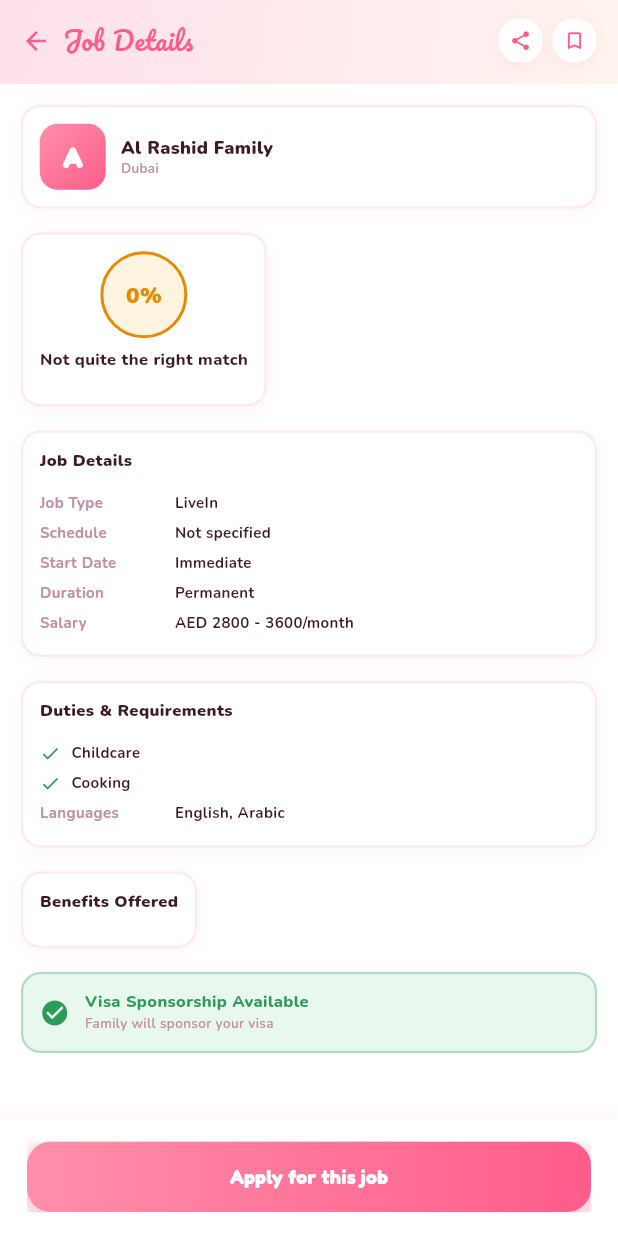
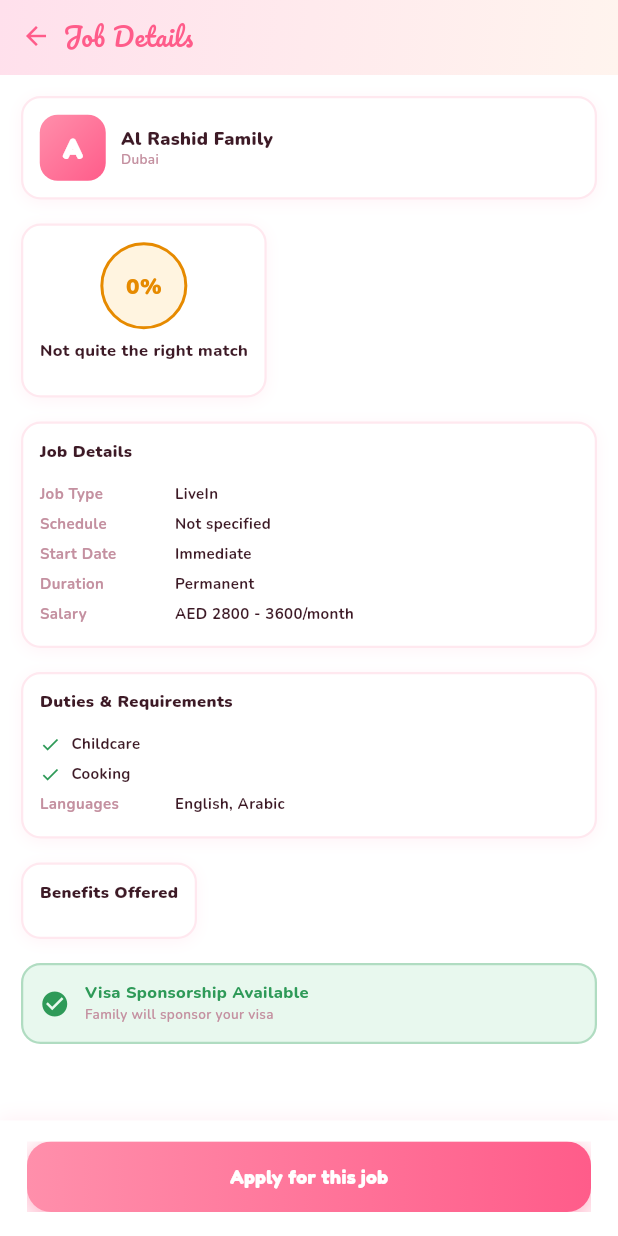
Before and after one commit to WaseemMirzaa/kafi, a Flutter app: the JobDetailScreen screen opened directly with sample values from the repository, on a phone screen of 412 x 824 dp. Run offline on Flutter 3.47's test engine with Material 3 defaults, Android fonts, the phone set to English and light mode, and no system bars; our stand-ins replace cloud_firestore, cloud_functions, connectivity_plus, file_picker, firebase_auth, firebase_core and 11 more; accounts and stored records are empty.

Commit message:
fix(nanny): denormalized application card, allow withdraw when viewed, drop job-detail mock actions (N6, Minor) (#86)
Audit Minor batch — nanny apply/applications (NAP-9,10,12,13). The rest of the
plan's N6 (NAP-11 match-section neutral state, NAP-14/15 application-detail,
NAP-16/17 edit-profile route/comment, DISC-4/5 smart_match relocation +
insufficient-data state) is deferred to a follow-up — each needs a bit more than
a mechanical edit.

- NAP-12: the My-Applications card fell back to fabricated 'Live-in'/'Dubai' when
  the job wasn't in the browse set. Now uses the denormalized app.jobTitle /
  app.familyName (real data) first.
- NAP-13: the in-card Withdraw only showed for pending applications, though the
  detail screen allows withdrawing a viewed one too. Now shows for viewed as well.
- NAP-9: the job-detail Share/Save actions were unimplemented stubs that surfaced
  literal "(mock)" text (hardcoded English) in production — removed until built.
- NAP-10: the job-detail hero title 'Job Details' was hardcoded — moved to
  AppStrings.jobDetailsTitle.


Claude-Session: https://claude.ai/code/session_01R6HmhD4i7vnEUZZUy5VfRt

Co-authored-by: Claude <noreply@anthropic.com>

```diff
--- a/kafi_app/lib/l10n/app_strings.dart
+++ b/kafi_app/lib/l10n/app_strings.dart
@@ -278,6 +278,7 @@ abstract class AppStrings {
 
   // Nanny Jobs
   static const nannyJobsTitle = 'nanny_jobs_title';
+  static const jobDetailsTitle = 'job_details_title';
   static const nannyJobsMatching = 'nanny_jobs_matching';
   static const dashboardGreeting = 'dashboard_greeting';
   static const nannyJobsSearch = 'nanny_jobs_search';
--- a/kafi_app/lib/l10n/locales/en_us.dart
+++ b/kafi_app/lib/l10n/locales/en_us.dart
@@ -409,6 +409,7 @@ const Map<String, String> enUs = {
 
   // Nanny Jobs
   AppStrings.nannyJobsTitle: 'Find your perfect job 🌸',
+  AppStrings.jobDetailsTitle: 'Job Details',
   AppStrings.nannyJobsMatching: 'jobs matching your profile',
   AppStrings.dashboardGreeting: 'Welcome 👋',
   AppStrings.nannyJobsSearch: 'Search by location, job type, salary...',
--- a/kafi_app/lib/views/nanny/job_detail_screen.dart
+++ b/kafi_app/lib/views/nanny/job_detail_screen.dart
@@ -84,27 +84,10 @@ class JobDetailScreen extends StatelessWidget {
               child: Icon(Icons.arrow_back, color: KafiColors.roseD, size: 20),
             ),
           ),
-          Expanded(child: Text('Job Details', style: KafiTheme.pacifico(17))),
-          _heroAction(Icons.share, () => Get.snackbar('Share', 'Share link copied (mock)')),
-          const SizedBox(width: 6),
-          _heroAction(Icons.bookmark_border, () => Get.snackbar('Saved', 'Job saved for later (mock)')),
+          Expanded(child: Text(AppStrings.jobDetailsTitle.tr, style: KafiTheme.pacifico(17))),
+          // Share / Save were unimplemented stubs that surfaced literal "(mock)"
+          // text in production — removed until built (NAP-9).
         ],
-      ),
-    );
-  }
-
-  Widget _heroAction(IconData icon, VoidCallback onTap) {
-    return GestureDetector(
-      onTap: onTap,
-      child: Container(
-        width: 30,
-        height: 30,
-        decoration: const BoxDecoration(
-          color: Colors.white,
-          shape: BoxShape.circle,
-          boxShadow: [BoxShadow(color: Color(0x1AFF5F96), blurRadius: 7, offset: Offset(0, 2))],
-        ),
-        child: Icon(icon, color: KafiColors.roseD, size: 15),
       ),
     );
   }
```
Also changed, not shown: kafi_app/lib/views/nanny/my_applications_screen.dart (+12 -5 lines).
